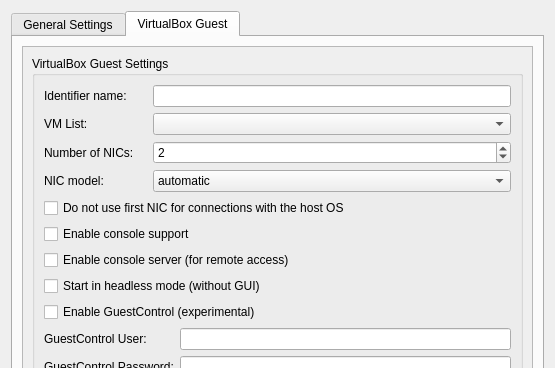
GNS3/gns3-legacy, file src/GNS3/Ui/ConfigurationPages/Form_PreferencesVirtualBox.ui: the form before one commit; both pictures show x 0 to 555 and y 0 to 368 of the 555 by 595 pixel window.
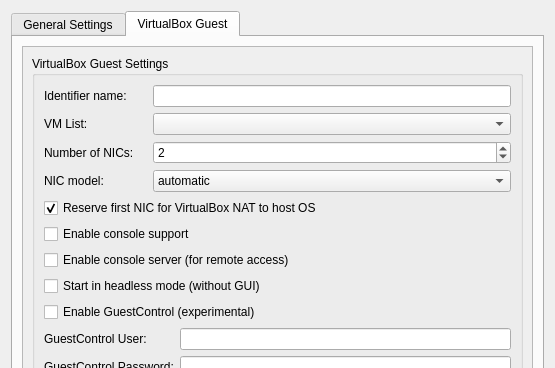
The form after the commit. The open tabs and pages were chosen to show the change.

```diff
--- a/src/GNS3/Ui/ConfigurationPages/Form_PreferencesVirtualBox.ui
+++ b/src/GNS3/Ui/ConfigurationPages/Form_PreferencesVirtualBox.ui
@@ -438,10 +438,10 @@
               <item row="5" column="0" colspan="3">
                <widget class="QCheckBox" name="checkBoxVBoxFirstInterfaceManaged">
                 <property name="text">
-                 <string>Do not use first NIC for connections with the host OS</string>
+                 <string>Reserve first NIC for VirtualBox NAT to host OS</string>
                 </property>
                 <property name="checked">
-                 <bool>false</bool>
+                 <bool>true</bool>
                 </property>
                </widget>
               </item>
```
